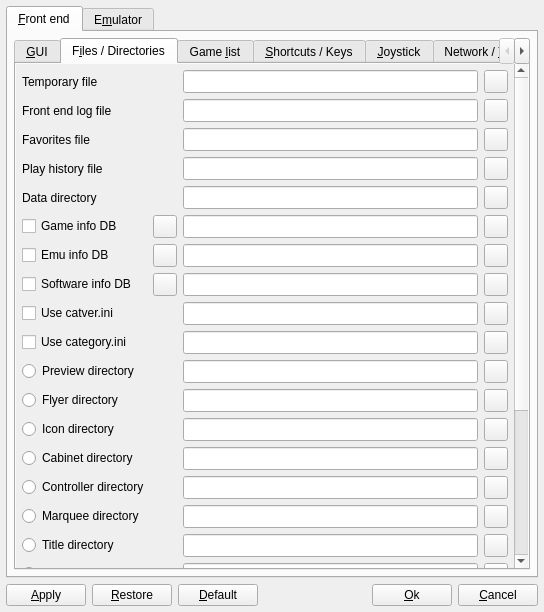
Qt form options.ui (qmc2/qmc2-mame-fe) before a commit.
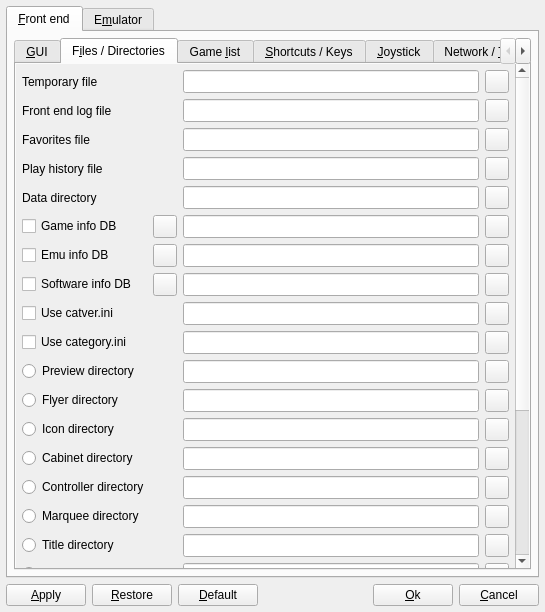
The same form after that commit. The open tabs and pages were chosen to show the change. Icons and pictures are not drawn.

Diff of the .ui file:
```diff
--- a/options.ui
+++ b/options.ui
@@ -7,7 +7,7 @@
    <rect>
     <x>0</x>
     <y>0</y>
-    <width>544</width>
+    <width>545</width>
     <height>612</height>
    </rect>
   </property>
@@ -890,9 +890,9 @@
               <property name="geometry">
                <rect>
                 <x>0</x>
-                <y>0</y>
-                <width>228</width>
-                <height>731</height>
+                <y>-196</y>
+                <width>496</width>
+                <height>733</height>
                </rect>
               </property>
               <layout class="QGridLayout" name="gridLayout_6">
```
Left out of the diff: 231 changed lines with no effect on the pictures.
